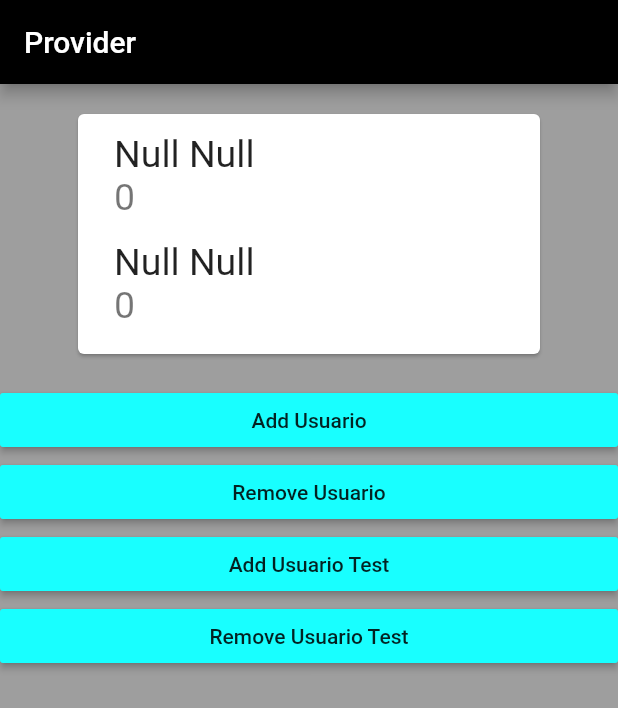
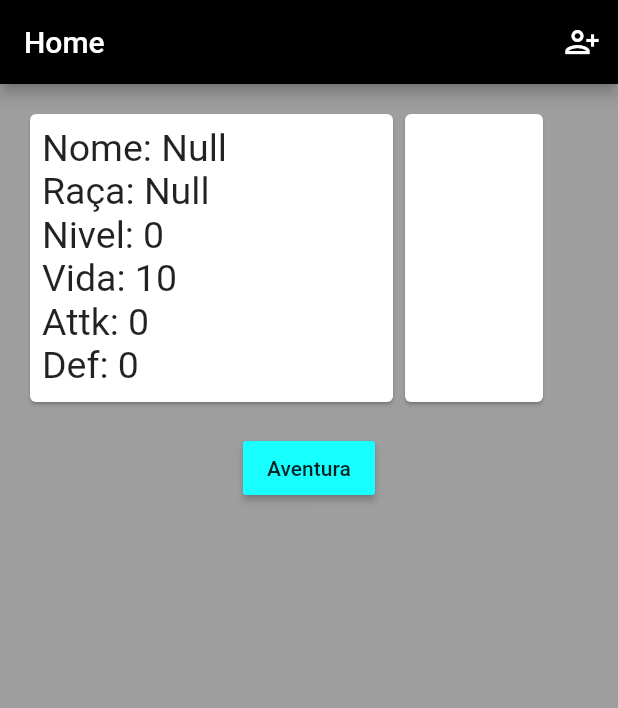
Before and after one commit to bezerrabruno/estudo_provider, a Flutter app: the screen it shows after launch, on a phone screen of 412 x 824 dp. Shown: the top 708 px of the screen. Run offline on Flutter 3.47's test engine with Material 2 defaults, Android fonts, the phone set to English and light mode, and no system bars.

Commit message:
Rework.
Adicionada ideia de como o app vai funcionar.
Sendo inspirado em games RPG.
Implementações:
    Telas: CriaPersonagemPage.
correções: []
otimizações:
    Telas: MyApp, HomePage.
    Modelos: Player.
    Componentes: CardPerfil.

```diff
--- a/estudo_provider/lib/components/card_home.dart
+++ b/estudo_provider/lib/components/card_home.dart
@@ -1,60 +1,47 @@
-import 'package:alura_bank/models/Usuario_2.dart';
-import 'package:alura_bank/models/usuario_1.dart';
 import 'package:flutter/material.dart';
 import 'package:provider/provider.dart';
 
-class CardHome extends StatelessWidget {
+import 'package:provider_app/models/player.dart';
+
+class CardPerfil extends StatelessWidget {
   Widget build(context) {
     return Padding(
-      padding: EdgeInsets.symmetric(vertical: 16.0, horizontal: 48.0),
-      child: SizedBox(
-        height: 168,
-        child: Card(
-          child: Padding(
-            padding: EdgeInsets.all(8.0),
-            child: Column(
-              children: [
-                _usuario1(context),
-                _usuario2(context),
-              ],
+      padding: EdgeInsets.all(16),
+      child: Row(children: [
+        SizedBox(
+          width: 250,
+          height: 200,
+          child: Card(
+            child: Padding(
+              padding: EdgeInsets.all(8.0),
+              child: _player(context),
             ),
           ),
         ),
-      ),
+        SizedBox(
+          width: 100,
+          height: 200,
+          child: Card(
+            child: SizedBox(),
+          ),
+        ),
+      ]),
     );
   }
 
-  Widget _usuario1(BuildContext context) {
-    return Consumer<Usuario1>(builder: (context, user, _) {
-      return ListTile(
-        title: Text(
-          '${user.nome} ${user.sobrenome}',
-          style: TextStyle(fontSize: 25),
-        ),
-        subtitle: Text(
-          '${user.idade}',
-          style: TextStyle(fontSize: 25),
-        ),
-      );
-    });
-  }
-
-  Widget _usuario2(BuildContext context) {
-    return Consumer<Usuario2>(builder: (context, user, _) {
-      return ListTile(
-        title: Text(
-          '${user.nome} ${user.sobrenome}',
-          style: TextStyle(fontSize: 25),
-        ),
-        subtitle: Text(
-          '${user.idade}',
-          style: TextStyle(fontSize: 25),
-        ),
+  Widget _player(BuildContext context) {
+    return Consumer<Player>(builder: (context, user, _) {
+      return Column(
+        crossAxisAlignment: CrossAxisAlignment.start,
+        children: [
+          Text('Nome: ${user.nome}', style: TextStyle(fontSize: 25)),
+          Text('Raça: ${user.raca}', style: TextStyle(fontSize: 25)),
+          Text('Nivel: ${user.nivel}', style: TextStyle(fontSize: 25)),
+          Text('Vida: ${user.vida}', style: TextStyle(fontSize: 25)),
+          Text('Attk: ${user.attk}', style: TextStyle(fontSize: 25)),
+          Text('Def: ${user.def}', style: TextStyle(fontSize: 25)),
+        ],
       );
     });
   }
 }
-
-/*Consumer<Usuario1>(builder: (context, user, _){
-                      return _usuario(user.nome, user.sobrenome, user.idade);
-                      }*/
--- a/estudo_provider/lib/main.dart
+++ b/estudo_provider/lib/main.dart
@@ -1,8 +1,9 @@
-import 'package:alura_bank/models/Usuario_2.dart';
-import 'package:alura_bank/models/usuario_1.dart';
 import 'package:flutter/material.dart';
-import 'package:alura_bank/screens/home.dart';
 import 'package:provider/provider.dart';
+
+import 'package:provider_app/models/player.dart';
+import 'package:provider_app/screens/home.dart';
+import 'package:provider_app/screens/criacao_de_personagem.dart';
 
 void main() => runApp(MyApp());
 
@@ -11,8 +12,7 @@ class MyApp extends StatelessWidget {
   Widget build(context) {
     return MultiProvider(
         providers: [
-          ChangeNotifierProvider<Usuario1>(create: (context) => Usuario1()),
-          ChangeNotifierProvider<Usuario2>(create: (context) => Usuario2()),
+          ChangeNotifierProvider<Player>(create: (context) => Player()),
         ],
         child: MaterialApp(
           theme: ThemeData(
@@ -24,7 +24,11 @@ class MyApp extends StatelessWidget {
             ),
             scaffoldBackgroundColor: Colors.grey,
           ),
-          home: Home(),
+          home: HomePage(),
+          routes: {
+            '/home': (_) => HomePage(),
+            '/cria_perfil': (_) => CriaPersonagemPage(),
+          },
         ));
   }
 }
--- a/estudo_provider/lib/models/Usuario_2.dart
+++ /dev/null
@@ -1,15 +0,0 @@
-import 'package:flutter/material.dart';
-
-class Usuario2 extends ChangeNotifier {
-  String nome = 'Null';
-  String sobrenome = 'Null';
-  int idade = 0;
-
-  void addUsuario(String novoNome, String novoSobrenome, int novaIdade) {
-    nome = novoNome;
-    sobrenome = novoSobrenome;
-    idade = novaIdade;
-
-    notifyListeners();
-  }
-}
--- /dev/null
+++ b/estudo_provider/lib/models/player.dart
@@ -0,0 +1,18 @@
+import 'package:flutter/material.dart';
+
+class Player extends ChangeNotifier {
+  String nome = 'Null';
+  String raca = 'Null';
+
+  int nivel = 0;
+  int attk = 0;
+  int def = 0;
+  int vida = 10;
+
+  void addUsuario(String nome, String raca, int idade) {
+    this.nome = nome;
+    this.raca = raca;
+
+    notifyListeners();
+  }
+}
--- a/estudo_provider/lib/models/usuario_1.dart
+++ /dev/null
@@ -1,15 +0,0 @@
-import 'package:flutter/material.dart';
-
-class Usuario1 extends ChangeNotifier {
-  String nome = 'Null';
-  String sobrenome = 'Null';
-  int idade = 0;
-
-  void addUsuario(String novoNome, String novoSobrenome, int novaIdade) {
-    nome = novoNome;
-    sobrenome = novoSobrenome;
-    idade = novaIdade;
-
-    notifyListeners();
-  }
-}
--- /dev/null
+++ b/estudo_provider/lib/screens/criacao_de_personagem.dart
@@ -0,0 +1,18 @@
+import 'package:flutter/material.dart';
+
+class CriaPersonagemPage extends StatelessWidget {
+  Widget build(BuildContext context) {
+    return _tela();
+  }
+
+  Widget _tela() {
+    return Scaffold(
+      appBar: AppBar(
+        title: Text('Criação de Personagem'),
+      ),
+      body: ListView(
+        children: [],
+      ),
+    );
+  }
+}
--- a/estudo_provider/lib/screens/home.dart
+++ b/estudo_provider/lib/screens/home.dart
@@ -1,54 +1,38 @@
 import 'package:flutter/material.dart';
 import 'package:provider/provider.dart';
 
-import 'package:alura_bank/components/card_home.dart';
-import 'package:alura_bank/models/usuario_1.dart';
-import 'package:alura_bank/models/Usuario_2.dart';
+import 'package:provider_app/components/card_home.dart';
 
-class Home extends StatelessWidget {
+const _titulo_appBar = 'Home';
+const _titulo_botao_1 = 'Aventura';
+
+class HomePage extends StatelessWidget {
   Widget build(BuildContext context) {
+    return _tela(context);
+  }
+
+  Widget _tela(BuildContext context) {
     return Scaffold(
-      appBar: _appBar(),
-      body: _tela(context),
+      appBar: _appBar(context),
+      body: Column(crossAxisAlignment: CrossAxisAlignment.center, children: [
+        CardPerfil(),
+        RaisedButton(
+          child: const Text(_titulo_botao_1),
+          onPressed: () => true,
+        ),
+      ]),
     );
   }
 
-  Widget _tela(BuildContext context) {
-    return Column(
-      crossAxisAlignment: CrossAxisAlignment.stretch,
-      children: [
-        CardHome(),
-        RaisedButton(
-            child: Text('Add Usuario'),
-            onPressed: () {
-              Provider.of<Usuario1>(context, listen: false)
-                  .addUsuario('Cleber', 'Pereira', 20);
-            }),
-        RaisedButton(
-            child: Text('Remove Usuario'),
-            onPressed: () {
-              Provider.of<Usuario1>(context, listen: false)
-                  .addUsuario('Null', 'Null', 0);
-            }),
-        RaisedButton(
-            child: Text('Add Usuario Test'),
-            onPressed: () {
-              Provider.of<Usuario2>(context, listen: false)
-                  .addUsuario('João', 'Vacontes', 36);
-            }),
-        RaisedButton(
-            child: Text('Remove Usuario Test'),
-            onPressed: () {
-              Provider.of<Usuario2>(context, listen: false)
-                  .addUsuario('Null', 'Null', 0);
-            }),
+  Widget _appBar(BuildContext context) {
+    return AppBar(
+      title: Text(_titulo_appBar),
+      actions: [
+        IconButton(
+          icon: Icon(Icons.person_add_alt_1_outlined),
+          onPressed: () => Navigator.pushNamed(context, '/cria_perfil'),
+        )
       ],
     );
   }
-
-  Widget _appBar() {
-    return AppBar(
-      title: const Text('Provider'),
-    );
-  }
 }
--- a/estudo_provider/pubspec.yaml
+++ b/estudo_provider/pubspec.yaml
@@ -1,4 +1,4 @@
-name: alura_bank
+name: provider_app
 description: A new Flutter project.
 
 # The following line prevents the package from being accidentally published to
```
